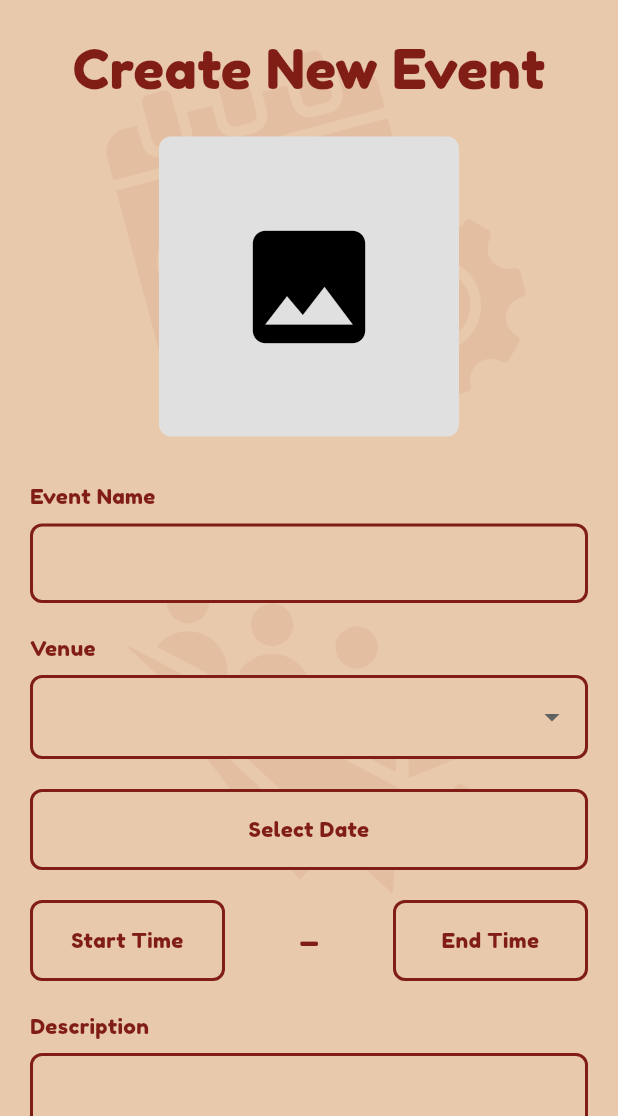
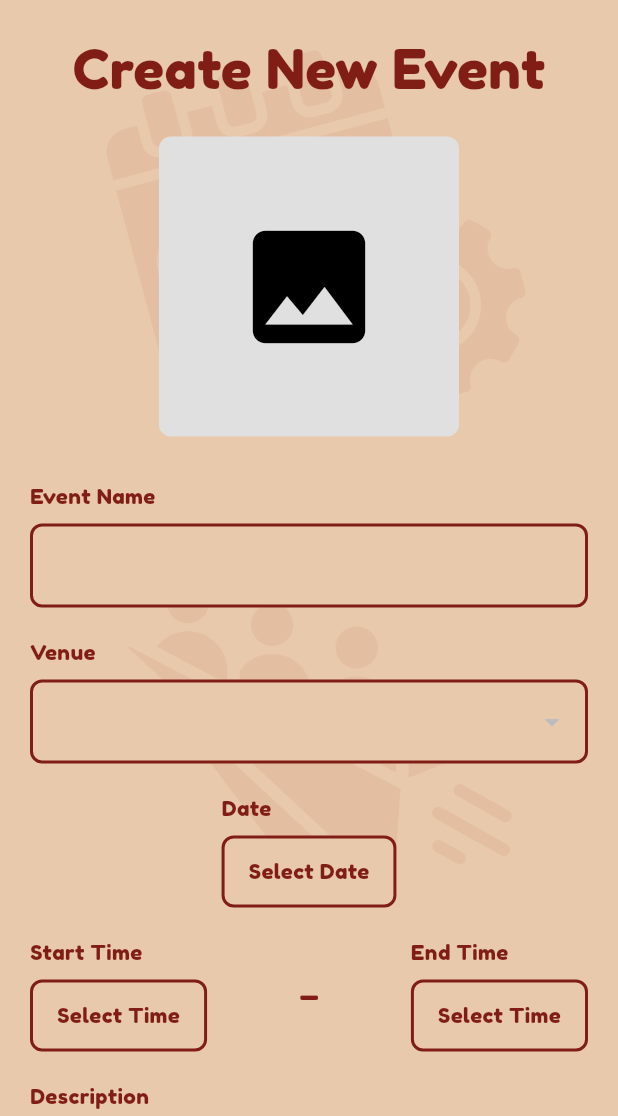
Before and after one commit to MaazPotrick/evinti, a Flutter app: the OrganizerEventCreate screen opened directly, on a phone screen of 412 x 824 dp, the part 120-1236 px from its top. Run offline on Flutter 3.47's test engine with Material 3 defaults, Android fonts, the phone set to English and light mode, and no system bars; our stand-ins replace carousel_slider, cloud_firestore, firebase_auth, firebase_core, flutter_local_notifications, permission_handler and 1 more; accounts and stored records are empty.

Commit message:
Multiple venues function added, need to work on ClubID

```diff
--- a/lib/OrganizerEventCreate.dart
+++ b/lib/OrganizerEventCreate.dart
@@ -16,19 +16,12 @@ class _OrganizerEventCreateState extends State<OrganizerEventCreate> {
   TimeOfDay? _startTime;
   TimeOfDay? _endTime;
   DateTime? _eventDate; // Date for the event
-  String? _selectedVenue; // Selected venue
+  List<String?> _selectedVenues = [null]; // List to store selected venues
   List<String> selectedTags = []; // List to store selected tags
+  List<String> _venues = []; // List to store venues from Firestore
+  bool _isLoadingVenues = true; // State to track loading of venues
 
   String? _clubName; // Store the organizer's club name
-
-  // List of hardcoded venues
-  final List<String> _venues = [
-    "LR605 & LR606",
-    "MPH",
-    "Rooftop",
-    "Classrooms",
-    "Level 5 foyer",
-  ];
 
   // List of available tags
   final List<String> _tags = [
@@ -39,6 +32,7 @@ class _OrganizerEventCreateState extends State<OrganizerEventCreate> {
   void initState() {
     super.initState();
     _fetchOrganizerDetails(); // Fetch the organizer's club name
+    _fetchVenues(); // Fetch the venues from Firestore
   }
 
   Future<void> _fetchOrganizerDetails() async {
@@ -52,6 +46,24 @@ class _OrganizerEventCreateState extends State<OrganizerEventCreate> {
       setState(() {
         _clubName = userDoc['clubName']; // Fetch the club name from the user document
       });
+    }
+  }
+
+  Future<void> _fetchVenues() async {
+    try {
+      // Fetch venues from Firestore
+      QuerySnapshot venueSnapshot = await FirebaseFirestore.instance.collection('venues').get();
+
+      setState(() {
+        _venues = venueSnapshot.docs.map((doc) => doc['name'] as String).toList();
+        _isLoadingVenues = false; // Loading is complete
+      });
+    } catch (error) {
+      // Handle error if needed
+      setState(() {
+        _isLoadingVenues = false; // Stop loading even if there's an error
+      });
+      print('Error fetching venues: $error');
     }
   }
 
@@ -121,7 +133,7 @@ class _OrganizerEventCreateState extends State<OrganizerEventCreate> {
                     const SizedBox(height: 30),
                     _buildTextField(context, 'Event Name', _eventNameController),
                     const SizedBox(height: 20),
-                    _buildVenueDropdown(),
+                    _buildVenueDropdowns(), // Multiple venue dropdowns
                     const SizedBox(height: 20),
                     _buildDatePicker(context),
                     const SizedBox(height: 20),
@@ -182,89 +194,45 @@ class _OrganizerEventCreateState extends State<OrganizerEventCreate> {
     );
   }
 
-  // Text Field Builder
-  Widget _buildTextField(BuildContext context, String label, TextEditingController controller, {bool isMultiline = false}) {
+  // Build venue dropdowns with a '+' button for adding more venues
+  Widget _buildVenueDropdowns() {
     return Column(
-      crossAxisAlignment: CrossAxisAlignment.start,
+      children: List.generate(_selectedVenues.length, (index) {
+        return Row(
           children: [
-        Text(
-          label,
-          style: const TextStyle(
-            fontFamily: 'FredokaOne',
-            fontSize: 14,
-            color: Color(0xFF801e15),
+            Expanded(
+              child: _buildVenueDropdown(index),
             ),
+            if (_selectedVenues[index] != null && index == _selectedVenues.length - 1)
+              IconButton(
+                icon: Icon(Icons.add_circle, color: Color(0xFF801e15)),
+                onPressed: () {
+                  setState(() {
+                    _selectedVenues.add(null);
+                  });
+                },
               ),
-        const SizedBox(height: 8),
-        TextField(
-          controller: controller,
-          maxLines: isMultiline ? 5 : 1,
-          style: const TextStyle(
-            fontFamily: 'FredokaOne',
-            fontSize: 14,
-            color: Color(0xFF801e15),
-          ),
-          decoration: InputDecoration(
-            filled: true,
-            fillColor: const Color(0xFFe8c9ab),
-            enabledBorder: OutlineInputBorder(
-              borderRadius: BorderRadius.circular(8),
-              borderSide: const BorderSide(
-                color: Color(0xFF801e15),
-                width: 2,
-              ),
-            ),
-            focusedBorder: OutlineInputBorder(
-              borderRadius: BorderRadius.circular(8),
-              borderSide: const BorderSide(
-                color: Color(0xFF801e15),
-                width: 2,
-              ),
-            ),
-          ),
+            if (_selectedVenues.length > 1)
+              IconButton(
+                icon: Icon(Icons.remove_circle, color: Colors.red),
+                onPressed: () {
+                  setState(() {
+                    _selectedVenues.removeAt(index);
+                  });
+                },
               ),
           ],
         );
-  }
-
-  // Time Picker Builder
-  Widget _buildTimePicker(BuildContext context, String label, TimeOfDay? selectedTime, Function(TimeOfDay) onTimePicked) {
-    return GestureDetector(
-      onTap: () async {
-        final pickedTime = await showTimePicker(
-          context: context,
-          initialTime: selectedTime ?? TimeOfDay.now(),
-        );
-        if (pickedTime != null) {
-          onTimePicked(pickedTime);
-        }
-      },
-      child: Container(
-        width: 130,
-        padding: const EdgeInsets.symmetric(vertical: 15),
-        decoration: BoxDecoration(
-          color: const Color(0xFFe8c9ab),
-          border: Border.all(color: const Color(0xFF801e15), width: 2),
-          borderRadius: BorderRadius.circular(8),
-        ),
-        child: Text(
-          selectedTime?.format(context) ?? label,
-          textAlign: TextAlign.center,
-          style: const TextStyle(
-            fontFamily: 'FredokaOne',
-            fontSize: 14,
-            color: Color(0xFF801e15),
-          ),
-        ),
-      ),
+      }),
     );
   }
 
   // Venue Dropdown Builder
-  Widget _buildVenueDropdown() {
+  Widget _buildVenueDropdown(int index) {
     return Column(
       crossAxisAlignment: CrossAxisAlignment.start,
       children: [
+        if (index == 0)
           const Text(
             'Venue',
             style: TextStyle(
@@ -274,8 +242,10 @@ class _OrganizerEventCreateState extends State<OrganizerEventCreate> {
             ),
           ),
         const SizedBox(height: 8),
-        DropdownButtonFormField<String>(
-          value: _selectedVenue,
+        _isLoadingVenues
+            ? const CircularProgressIndicator()
+            : DropdownButtonFormField<String>(
+          value: _selectedVenues[index],
           items: _venues.map((venue) {
             return DropdownMenuItem(
               value: venue,
@@ -291,7 +261,7 @@ class _OrganizerEventCreateState extends State<OrganizerEventCreate> {
           }).toList(),
           onChanged: (value) {
             setState(() {
-              _selectedVenue = value;
+              _selectedVenues[index] = value;
             });
           },
           decoration: InputDecoration(
@@ -317,15 +287,67 @@ class _OrganizerEventCreateState extends State<OrganizerEventCreate> {
     );
   }
 
+  // Text Field Builder
+  Widget _buildTextField(BuildContext context, String label, TextEditingController controller, {bool isMultiline = false}) {
+    return Column(
+      crossAxisAlignment: CrossAxisAlignment.start,
+      children: [
+        Text(
+          label,
+          style: const TextStyle(
+            fontFamily: 'FredokaOne',
+            fontSize: 14,
+            color: Color(0xFF801e15),
+          ),
+        ),
+        const SizedBox(height: 8),
+        TextField(
+          controller: controller,
+          maxLines: isMultiline ? 5 : 1,
+          decoration: InputDecoration(
+            filled: true,
+            fillColor: const Color(0xFFe8c9ab),
+            enabledBorder: OutlineInputBorder(
+              borderRadius: BorderRadius.circular(8),
+              borderSide: const BorderSide(
+                color: Color(0xFF801e15),
+                width: 2,
+              ),
+            ),
+            focusedBorder: OutlineInputBorder(
+              borderRadius: BorderRadius.circular(8),
+              borderSide: const BorderSide(
+                color: Color(0xFF801e15),
+                width: 2,
+              ),
+            ),
+          ),
+        ),
+      ],
+    );
+  }
+
   // Date Picker Builder
   Widget _buildDatePicker(BuildContext context) {
-    return GestureDetector(
+    return Column(
+      crossAxisAlignment: CrossAxisAlignment.start,
+      children: [
+        const Text(
+          'Date',
+          style: TextStyle(
+            fontFamily: 'FredokaOne',
+            fontSize: 14,
+            color: Color(0xFF801e15),
+          ),
+        ),
+        const SizedBox(height: 8),
+        GestureDetector(
           onTap: () async {
-        final pickedDate = await showDatePicker(
+            DateTime? pickedDate = await showDatePicker(
               context: context,
-          initialDate: _eventDate ?? DateTime.now(),
-          firstDate: DateTime(2021),
-          lastDate: DateTime(2100),
+              initialDate: DateTime.now(),
+              firstDate: DateTime(2000),
+              lastDate: DateTime(2101),
             );
             if (pickedDate != null) {
               setState(() {
@@ -334,16 +356,14 @@ class _OrganizerEventCreateState extends State<OrganizerEventCreate> {
             }
           },
           child: Container(
-        width: double.infinity,
-        padding: const EdgeInsets.symmetric(vertical: 15),
+            padding: const EdgeInsets.symmetric(vertical: 12, horizontal: 16),
             decoration: BoxDecoration(
               color: const Color(0xFFe8c9ab),
+              borderRadius: BorderRadius.circular(8),
               border: Border.all(color: const Color(0xFF801e15), width: 2),
-          borderRadius: BorderRadius.circular(8),
             ),
             child: Text(
-          _eventDate != null ? '${_eventDate!.day}/${_eventDate!.month}/${_eventDate!.year}' : 'Select Date',
-          textAlign: TextAlign.center,
+              _eventDate == null ? 'Select Date' : '${_eventDate!.day}/${_eventDate!.month}/${_eventDate!.year}',
               style: const TextStyle(
                 fontFamily: 'FredokaOne',
                 fontSize: 14,
@@ -351,107 +371,137 @@ class _OrganizerEventCreateState extends State<OrganizerEventCreate> {
               ),
             ),
           ),
+        ),
+      ],
     );
   }
 
-  // Tag Selection Widget
+  // Time Picker Builder
+  Widget _buildTimePicker(BuildContext context, String label, TimeOfDay? time, Function(TimeOfDay) onTimeSelected) {
+    return Column(
+      crossAxisAlignment: CrossAxisAlignment.start,
+      children: [
+        Text(
+          label,
+          style: const TextStyle(
+            fontFamily: 'FredokaOne',
+            fontSize: 14,
+            color: Color(0xFF801e15),
+          ),
+        ),
+        const SizedBox(height: 8),
+        GestureDetector(
+          onTap: () async {
+            TimeOfDay? pickedTime = await showTimePicker(
+              context: context,
+              initialTime: TimeOfDay.now(),
+            );
+            if (pickedTime != null) {
+              onTimeSelected(pickedTime);
+            }
+          },
+          child: Container(
+            padding: const EdgeInsets.symmetric(vertical: 12, horizontal: 16),
+            decoration: BoxDecoration(
+              color: const Color(0xFFe8c9ab),
+              borderRadius: BorderRadius.circular(8),
+              border: Border.all(color: const Color(0xFF801e15), width: 2),
+            ),
+            child: Text(
+              time == null ? 'Select Time' : time.format(context),
+              style: const TextStyle(
+                fontFamily: 'FredokaOne',
+                fontSize: 14,
+                color: Color(0xFF801e15),
+              ),
+            ),
+          ),
+        ),
+      ],
+    );
+  }
+
+  // Build tag selection chips
   Widget _buildTagSelection() {
-    return Wrap(
-      spacing: 10,
-      runSpacing: 10,
+    return Column(
+      crossAxisAlignment: CrossAxisAlignment.start,
+      children: [
+        const Text(
+          'Tags',
+          style: TextStyle(
+            fontFamily: 'FredokaOne',
+            fontSize: 14,
+            color: Color(0xFF801e15),
+          ),
+        ),
+        const SizedBox(height: 8),
+        Wrap(
+          spacing: 8.0,
+          runSpacing: 8.0,
           children: _tags.map((tag) {
-        final isSelected = selectedTags.contains(tag);
-        return GestureDetector(
-          onTap: () {
+            return FilterChip(
+              label: Text(
+                tag,
+                style: const TextStyle(
+                  fontFamily: 'FredokaOne',
+                  fontSize: 14,
+                  color: Color(0xFF801e15),
+                ),
+              ),
+              selected: selectedTags.contains(tag),
+              onSelected: (isSelected) {
                 setState(() {
                   if (isSelected) {
+                    selectedTags.add(tag);
+                  } else {
                     selectedTags.remove(tag);
-              } else {
-                selectedTags.add(tag);
                   }
                 });
               },
-          child: Container(
-            padding: const EdgeInsets.symmetric(horizontal: 15, vertical: 8),
-            decoration: BoxDecoration(
-              color: isSelected ? const Color(0xFF801e15) : Colors.transparent,
-              borderRadius: BorderRadius.circular(20),
-              border: Border.all(
-                color: const Color(0xFF801e15),
-                width: 2,
-              ),
-            ),
-            child: Text(
-              tag,
-              style: TextStyle(
-                fontFamily: 'FredokaOne',
-                fontSize: 16,
-                color: isSelected ? Colors.white : const Color(0xFF801e15),
-              ),
-            ),
-          ),
+              backgroundColor: const Color(0xFFe8c9ab),
+              selectedColor: const Color(0xFF801e15),
+              checkmarkColor: const Color(0xFFe8c9ab),
             );
           }).toList(),
+        ),
+      ],
     );
   }
 
-  // Save Event to Firebase
-  void _saveEvent() async {
-    if (_eventNameController.text.isEmpty ||
-        _selectedVenue == null ||
-        _descriptionController.text.isEmpty ||
-        _startTime == null ||
-        _endTime == null ||
-        _eventDate == null) {
-      // Show error if any field is empty
-      ScaffoldMessenger.of(context).showSnackBar(const SnackBar(
-        content: Text('Please fill in all fields'),
-      ));
-      return;
-    }
-
-    if (_clubName == null) {
-      ScaffoldMessenger.of(context).showSnackBar(const SnackBar(
-        content: Text('Error fetching club information'),
-      ));
-      return;
-    }
-
-    // Generate a new document in the 'events' collection and get its eventId
-    DocumentReference eventRef = FirebaseFirestore.instance.collection('events').doc();
-
-    // Prepare event data
-    Map<String, dynamic> eventData = {
-      'eventId': eventRef.id,
+  // Save event details to Firestore
+  Future<void> _saveEvent() async {
+    try {
+      // Save event data to Firestore
+      await FirebaseFirestore.instance.collection('events').add({
         'eventName': _eventNameController.text,
-      'venue': _selectedVenue,
-      'eventDate': _eventDate, // Save the date
+        'description': _descriptionController.text,
+        'venues': _selectedVenues.where((venue) => venue != null).toList(),
+        'date': _eventDate,
         'startTime': _startTime?.format(context),
         'endTime': _endTime?.format(context),
-      'description': _descriptionController.text,
-      'clubId': _clubName,
-      'tags': selectedTags, // Save the tags
-      'createdAt': Timestamp.now(),
-      'isVenueApproved': false,
-    };
+        'tags': selectedTags,
+        'clubName': _clubName,
+      });
 
-    // Save event data to Firestore
-    await eventRef.set(eventData);
-
-    // Show success message
-    ScaffoldMessenger.of(context).showSnackBar(const SnackBar(
-      content: Text('Event created successfully!'),
-    ));
-
-    // Clear form fields after saving
+      // Clear the form after saving
+      setState(() {
         _eventNameController.clear();
         _descriptionController.clear();
-    setState(() {
         _startTime = null;
         _endTime = null;
         _eventDate = null;
-      _selectedVenue = null;
+        _selectedVenues = [null];
         selectedTags.clear();
       });
+
+      ScaffoldMessenger.of(context).showSnackBar(
+        const SnackBar(content: Text('Event created successfully!')),
+      );
+    } catch (error) {
+      // Handle error during save
+      ScaffoldMessenger.of(context).showSnackBar(
+        SnackBar(content: Text('Failed to create event: $error')),
+      );
     }
   }
+}
```
Also changed, not shown: lib/OrganizerHomePage.dart (+24 -0 lines). Lines whose indentation alone changed are shown as unchanged.
